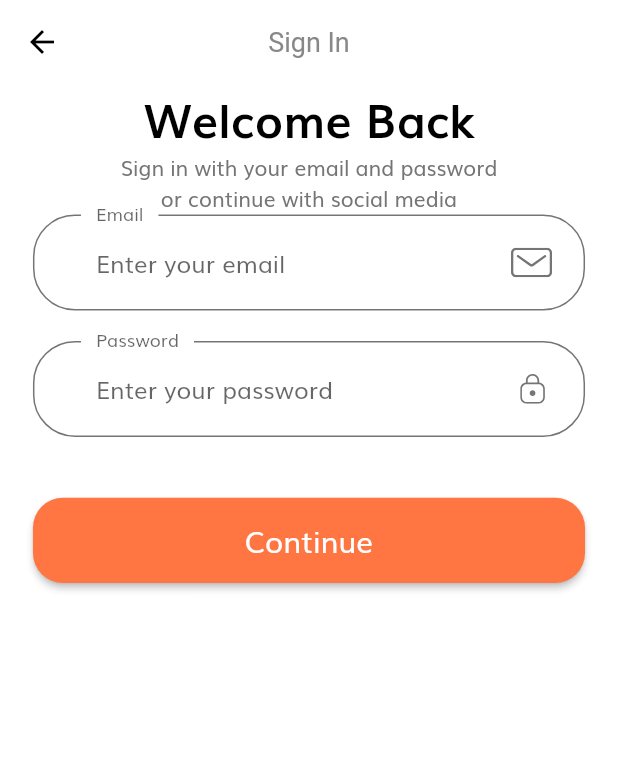
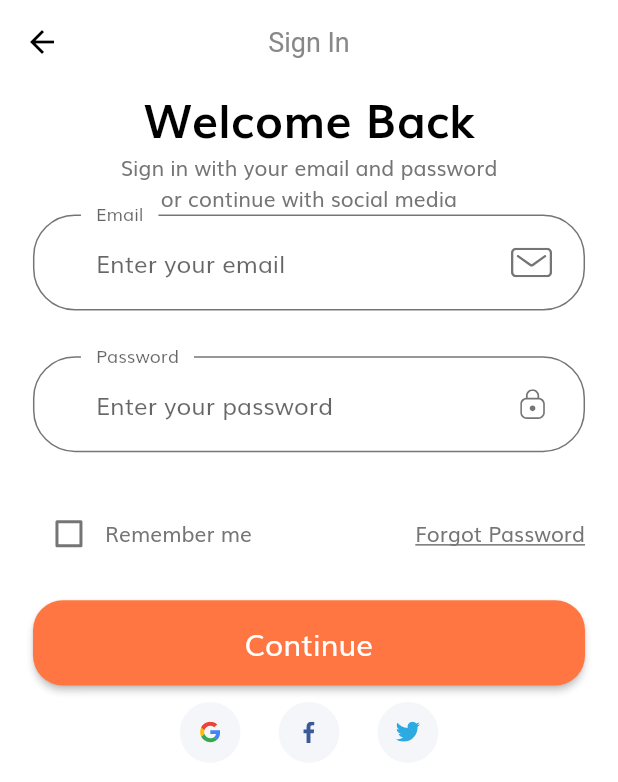
Before and after one commit to Dandy27/projectEcommerce, a Flutter app: the screen it shows after launch, after a tap on "Continue", on a phone screen of 412 x 824 dp. Shown: the top 782 px of the screen. Run offline on Flutter 3.47's test engine with Material 2 defaults, Android fonts, the phone set to English and light mode, and no system bars; our stand-ins replace flutter_svg.

```diff
--- /dev/null
+++ b/analysis_options.yaml
@@ -0,0 +1 @@
+include: package:lint/analysis_options.yaml
--- a/lib/screens/sign_in/components/body.dart
+++ b/lib/screens/sign_in/components/body.dart
@@ -1,8 +1,7 @@
+import 'package:flutter/cupertino.dart';
 import 'package:flutter/material.dart';
-import 'package:projectecommerce/components/custom_surffix_icon.dart';
-import 'package:projectecommerce/components/default_button.dart';
-import 'package:projectecommerce/components/form_error.dart';
-import 'package:projectecommerce/constants.dart';
+import 'package:flutter_svg/flutter_svg.dart';
+import 'package:projectecommerce/screens/sign_in/components/sign_form.dart';
 
 import '../../../size_config.dart';
 
@@ -15,6 +14,7 @@ class Body extends StatelessWidget {
         child: Padding(
           padding:
               EdgeInsets.symmetric(horizontal: getProportionateScreenWidth(20)),
+          child: SingleChildScrollView(
             child: Column(
               children: [
                 Text(
@@ -25,12 +25,30 @@ class Body extends StatelessWidget {
                     fontWeight: FontWeight.bold,
                   ),
                 ),
-              Text(
+                const Text(
                   "Sign in with your email and password \nor continue with social media",
                   textAlign: TextAlign.center,
                 ),
                 SignForm(),
+                Row(
+                  mainAxisAlignment: MainAxisAlignment.center,
+                  children: [
+                    SocalCard(
+                      icon: 'assets/icons/google-icon.svg',
+                      press: () {},
+                    ),
+                    SocalCard(
+                      icon: 'assets/icons/facebook-2.svg',
+                      press: () {},
+                    ),
+                    SocalCard(
+                      icon: 'assets/icons/twitter.svg',
+                      press: () {},
+                    )
                   ],
+                )
+              ],
+            ),
           ),
         ),
       ),
@@ -38,121 +56,28 @@ class Body extends StatelessWidget {
   }
 }
 
-class SignForm extends StatefulWidget {
-  @override
-  _SignFormState createState() => _SignFormState();
-}
+class SocalCard extends StatelessWidget {
+  const SocalCard({
+    Key? key,
+    required this.icon,
+    required this.press,
+  }) : super(key: key);
 
-class _SignFormState extends State<SignForm> {
-  final _formKey = GlobalKey<FormState>();
-  late String email;
-  late String password;
-  final List<String> errors = [];
+  final String icon;
+  final VoidCallback press;
 
   @override
   Widget build(BuildContext context) {
-    return Form(
-        key: _formKey,
-        child: Column(children: [
-          buildEmailFormField(),
-          SizedBox(
-            height: getProportionateScreenHeight(20),
-          ),
-          buildPasswordFormField(),
-          SizedBox(
-            height: getProportionateScreenHeight(20),
-          ),
-          FormError(errors: errors),
-          SizedBox(
-            height: getProportionateScreenHeight(20),
-          ),
-          DefaultButton(
-            text: 'Continue',
-            press: () {
-              if (_formKey.currentState!.validate()) {
-                _formKey.currentState!.save();
-              }
-            },
-          ),
-        ]));
-  }
-
-  TextFormField buildPasswordFormField() {
-    return TextFormField(
-      onSaved: (newValue) => password = newValue!,
-      onChanged: (value) {
-        if (value.isNotEmpty && errors.contains(kPassNullError)) {
-          setState(() {
-            errors.remove(kPassNullError);
-          });
-        } else if (value.length >= 8 && errors.contains(kShortPassError)) {
-          setState(() {
-            errors.remove(kShortPassError);
-          });
-        }
-        return null;
-      },
-      validator: (value) {
-        if (value!.isEmpty && !errors.contains(kPassNullError)) {
-          setState(() {
-            errors.add(kPassNullError);
-          });
-        } else if (value.length < 8 && !errors.contains(kShortPassError)) {
-          setState(() {
-            errors.add(kShortPassError);
-          });
-        }
-        return null;
-      },
-      obscureText: true,
-      decoration: InputDecoration(
-        hintText: 'Enter your password',
-        labelText: 'Password',
-        floatingLabelBehavior: FloatingLabelBehavior.always,
-        suffixIcon: CustonSurffixIcon(
-          svgIcon: 'assets/icons/Lock.svg',
-        ),
-      ),
-    );
-  }
-
-  TextFormField buildEmailFormField() {
-    return TextFormField(
-      onSaved: (newValue) => email = newValue!,
-      onChanged: (value) {
-        if (value.isNotEmpty && errors.contains(kEmailNullError)) {
-          setState(() {
-            errors.remove(kEmailNullError);
-          });
-        } else if (emailValidatorRegExp.hasMatch(value) &&
-            errors.contains(kInvalidEmailError)) {
-          setState(() {
-            errors.remove(kInvalidEmailError);
-          });
-        }
-        return null;
-      },
-      validator: (value) {
-        if (value!.isEmpty && !errors.contains(kEmailNullError)) {
-          setState(() {
-            errors.add(kEmailNullError);
-          });
-        } else if (!emailValidatorRegExp.hasMatch(value) &&
-            !errors.contains(kInvalidEmailError)) {
-          setState(() {
-            errors.add(kInvalidEmailError);
-          });
-        }
-        return null;
-      },
-      keyboardType: TextInputType.emailAddress,
-      decoration: InputDecoration(
-        hintText: 'Enter your email',
-        labelText: 'Email',
-        floatingLabelBehavior: FloatingLabelBehavior.always,
-        suffixIcon: CustonSurffixIcon(
-          svgIcon: 'assets/icons/Mail.svg',
-        ),
+    return GestureDetector(
+      onTap: press,
+      child: Container(
+        margin: EdgeInsets.all(getProportionateScreenWidth(10)),
+        padding: EdgeInsets.all(getProportionateScreenWidth(12)),
+        height: getProportionateScreenHeight(40),
+        width: getProportionateScreenWidth(40),
+        decoration: const BoxDecoration(
+            color: Color(0xFFF5F6F9), shape: BoxShape.circle),
+        child: SvgPicture.asset(icon),
       ),
     );
   }
--- /dev/null
+++ b/lib/screens/sign_in/components/sign_form.dart
@@ -0,0 +1,148 @@
+import 'package:flutter/material.dart';
+import 'package:projectecommerce/components/custom_surffix_icon.dart';
+import 'package:projectecommerce/components/default_button.dart';
+import 'package:projectecommerce/components/form_error.dart';
+
+import '../../../constants.dart';
+import '../../../size_config.dart';
+
+class SignForm extends StatefulWidget {
+  @override
+  _SignFormState createState() => _SignFormState();
+}
+
+class _SignFormState extends State<SignForm> {
+  final _formKey = GlobalKey<FormState>();
+  late String email;
+  late String password;
+  bool remember = false;
+  final List<String> errors = [];
+
+  @override
+  Widget build(BuildContext context) {
+    return Form(
+        key: _formKey,
+        child: Column(children: [
+          buildEmailFormField(),
+          SizedBox(
+            height: getProportionateScreenHeight(30),
+          ),
+          buildPasswordFormField(),
+          SizedBox(
+            height: getProportionateScreenHeight(30),
+          ),
+          Row(
+            children: [
+              Checkbox(
+                  activeColor: kPrimaryColor,
+                  value: remember,
+                  onChanged: (value) {
+                    setState(() {
+                      remember = value!;
+                    });
+                  }),
+              const Text('Remember me'),
+              const Spacer(),
+              const Text(
+                "Forgot Password",
+                style: TextStyle(decoration: TextDecoration.underline),
+              ),
+            ],
+          ),
+          FormError(errors: errors),
+          SizedBox(
+            height: getProportionateScreenHeight(20),
+          ),
+          DefaultButton(
+            text: 'Continue',
+            press: () {
+              if (_formKey.currentState!.validate()) {
+                _formKey.currentState!.save();
+              }
+            },
+          ),
+        ]));
+  }
+
+  TextFormField buildPasswordFormField() {
+    return TextFormField(
+      onSaved: (newValue) => password = newValue!,
+      onChanged: (value) {
+        if (value.isNotEmpty && errors.contains(kPassNullError)) {
+          setState(() {
+            errors.remove(kPassNullError);
+          });
+        } else if (value.length >= 8 && errors.contains(kShortPassError)) {
+          setState(() {
+            errors.remove(kShortPassError);
+          });
+        }
+        // ignore: avoid_returning_null_for_void
+        return null;
+      },
+      validator: (value) {
+        if (value!.isEmpty && !errors.contains(kPassNullError)) {
+          setState(() {
+            errors.add(kPassNullError);
+          });
+        } else if (value.length < 8 && !errors.contains(kShortPassError)) {
+          setState(() {
+            errors.add(kShortPassError);
+          });
+        }
+        return null;
+      },
+      obscureText: true,
+      decoration: const InputDecoration(
+        hintText: 'Enter your password',
+        labelText: 'Password',
+        floatingLabelBehavior: FloatingLabelBehavior.always,
+        suffixIcon: CustonSurffixIcon(
+          svgIcon: 'assets/icons/Lock.svg',
+        ),
+      ),
+    );
+  }
+
+  TextFormField buildEmailFormField() {
+    return TextFormField(
+      onSaved: (newValue) => email = newValue!,
+      onChanged: (value) {
+        if (value.isNotEmpty && errors.contains(kEmailNullError)) {
+          setState(() {
+            errors.remove(kEmailNullError);
+          });
+        } else if (emailValidatorRegExp.hasMatch(value) &&
+            errors.contains(kInvalidEmailError)) {
+          setState(() {
+            errors.remove(kInvalidEmailError);
+          });
+        }
+        // ignore: avoid_returning_null_for_void
+        return null;
+      },
+      validator: (value) {
+        if (value!.isEmpty && !errors.contains(kEmailNullError)) {
+          setState(() {
+            errors.add(kEmailNullError);
+          });
+        } else if (!emailValidatorRegExp.hasMatch(value) &&
+            !errors.contains(kInvalidEmailError)) {
+          setState(() {
+            errors.add(kInvalidEmailError);
+          });
+        }
+        return null;
+      },
+      keyboardType: TextInputType.emailAddress,
+      decoration: const InputDecoration(
+        hintText: 'Enter your email',
+        labelText: 'Email',
+        floatingLabelBehavior: FloatingLabelBehavior.always,
+        suffixIcon: CustonSurffixIcon(
+          svgIcon: 'assets/icons/Mail.svg',
+        ),
+      ),
+    );
+  }
+}
--- a/lib/screens/sign_in/sign_in_screen.dart
+++ b/lib/screens/sign_in/sign_in_screen.dart
@@ -7,7 +7,7 @@ class SignInScreen extends StatelessWidget {
   Widget build(BuildContext context) {
     return Scaffold(
       appBar: AppBar(
-        title: Text('Sign In'),
+        title: const Text('Sign In'),
         centerTitle: true,
 
       ),
--- a/lib/screens/splash/components/body.dart
+++ b/lib/screens/splash/components/body.dart
@@ -4,8 +4,8 @@ import 'package:projectecommerce/constants.dart';
 import 'package:projectecommerce/screens/sign_in/sign_in_screen.dart';
 import 'package:projectecommerce/size_config.dart';
 
+import '../../../components/default_button.dart';
 import '../components/splash_content.dart';
-import '../../../components/default_button.dart';
 
 class Body extends StatefulWidget {
   @override
@@ -14,7 +14,7 @@ class Body extends StatefulWidget {
 
 class _BodyState extends State<Body> {
   int currentPage = 0;
-  List<Map<String, dynamic>> splashData = [
+  List<Map<String, String>> splashData = [
     {
       "text": "Welcome to Dandy, Let’s shop!",
       "image": "assets/images/splash_1.png"
@@ -47,7 +47,7 @@ class _BodyState extends State<Body> {
                   itemCount: splashData.length,
                   itemBuilder: (context, index) => SplashContent(
                         text: splashData[index]['text'],
-                        image: splashData[index]['image'],
+                        image: splashData[index]['image'] ,
                       )),
             ),
             Expanded(
@@ -58,13 +58,13 @@ class _BodyState extends State<Body> {
                 ),
                 child: Column(
                   children: [
-                    Spacer(),
+                    const Spacer(),
                     Row(
                       mainAxisAlignment: MainAxisAlignment.center,
                       children: List.generate(
                           splashData.length, (index) => buildDot(index: index)),
                     ),
-                    Spacer(
+                   const Spacer(
                       flex: 3,
                     ),
                     DefaultButton(
@@ -73,7 +73,7 @@ class _BodyState extends State<Body> {
                         Navigator.pushNamed(context, SignInScreen.routeName);
                       },
                     ),
-                    Spacer(),
+                    const Spacer(),
                   ],
                 ),
               ),
@@ -87,11 +87,11 @@ class _BodyState extends State<Body> {
   AnimatedContainer buildDot({required int index}) {
     return AnimatedContainer(
       duration: kAnimationDuration,
-      margin: EdgeInsets.only(right: 5),
+      margin: const EdgeInsets.only(right: 5),
       height: 6,
       width: currentPage == index ? 20 : 6,
       decoration: BoxDecoration(
-          color: currentPage == index ? kPrimaryColor : Color(0xFFD8D8D8),
+          color: currentPage == index ? kPrimaryColor : const Color(0xFFD8D8D8),
           borderRadius: BorderRadius.circular(3)),
     );
   }
--- a/lib/screens/splash/components/splash_content.dart
+++ b/lib/screens/splash/components/splash_content.dart
@@ -10,13 +10,13 @@ class SplashContent extends StatelessWidget {
     required this.text,
     required this.image,
   }) : super(key: key);
-  final dynamic text, image;
+  final String? text, image;
 
   @override
   Widget build(BuildContext context) {
     return Column(
       children: [
-        Spacer(),
+        const Spacer(),
         Text(
           'DANDY',
           style: TextStyle(
@@ -24,12 +24,12 @@ class SplashContent extends StatelessWidget {
               color: kPrimaryColor,
               fontWeight: FontWeight.bold),
         ),
-        Text(text, textAlign: TextAlign.center,),
-        Spacer(
+        Text(text!, textAlign: TextAlign.center,),
+        const Spacer(
           flex: 2,
         ),
         Image.asset(
-          image,
+          image!,
           height: getProportionateScreenHeight(265),
           width: getProportionateScreenWidth(235),
         )
--- a/pubspec.yaml
+++ b/pubspec.yaml
@@ -34,6 +34,7 @@ dependencies:
 dev_dependencies:
   flutter_test:
     sdk: flutter
+  lint: ^1.5.3
 
 # For information on the generic Dart part of this file, see the
 # following page: https://dart.dev/tools/pub/pubspec
```
Also changed, not shown: pubspec.lock. Lines whose indentation alone changed are shown as unchanged.
